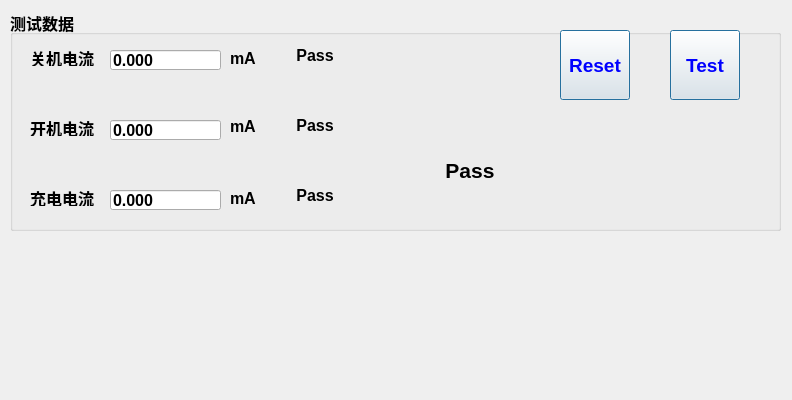
Old version of the form project/Harman_T500/testform.ui in the repository happyrabbit456/Qt5_dev.
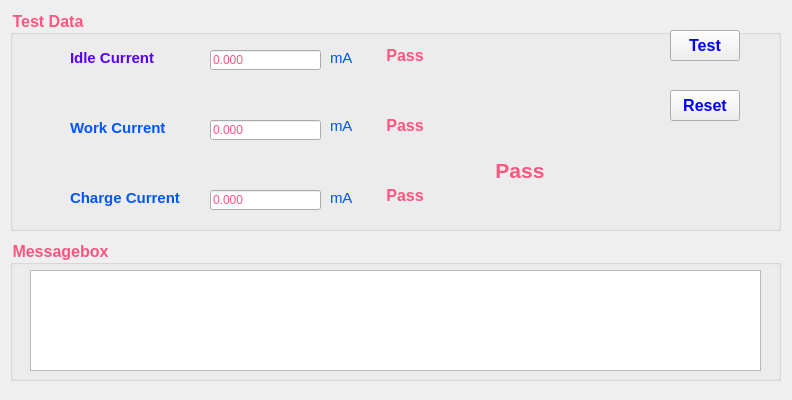
New version of the form.

Commit message: 1.优化界面

The edit to the form file:
```diff
--- a/project/Harman_T500/testform.ui
+++ b/project/Harman_T500/testform.ui
@@ -29,39 +29,62 @@
      <bold>true</bold>
     </font>
    </property>
+   <property name="styleSheet">
+    <string notr="true">color: rgb(255, 85, 127);</string>
+   </property>
    <property name="title">
-    <string>测试数据</string>
+    <string>Test Data</string>
    </property>
    <widget class="QLabel" name="txtChargeCurrent">
     <property name="geometry">
      <rect>
-      <x>20</x>
+      <x>60</x>
       <y>180</y>
-      <width>71</width>
+      <width>131</width>
       <height>16</height>
      </rect>
     </property>
+    <property name="font">
+     <font>
+      <pointsize>11</pointsize>
+      <weight>75</weight>
+      <bold>true</bold>
+     </font>
+    </property>
+    <property name="styleSheet">
+     <string notr="true">color: rgb(0, 85, 255);</string>
+    </property>
     <property name="text">
-     <string>充电电流</string>
+     <string>Charge Current</string>
     </property>
    </widget>
    <widget class="QLabel" name="txtlIdleCurrent">
     <property name="geometry">
      <rect>
-      <x>20</x>
+      <x>60</x>
       <y>40</y>
-      <width>71</width>
+      <width>111</width>
       <height>16</height>
      </rect>
     </property>
+    <property name="font">
+     <font>
+      <pointsize>11</pointsize>
+      <weight>75</weight>
+      <bold>true</bold>
+     </font>
+    </property>
+    <property name="styleSheet">
+     <string notr="true">color: rgb(85, 0, 255);</string>
+    </property>
     <property name="text">
-     <string>关机电流</string>
+     <string>Idle Current</string>
     </property>
    </widget>
    <widget class="QLineEdit" name="editChargeCurrent">
     <property name="geometry">
      <rect>
-      <x>100</x>
+      <x>200</x>
       <y>180</y>
       <width>111</width>
       <height>20</height>
@@ -77,7 +100,7 @@
    <widget class="QLineEdit" name="editIdleCurrent">
     <property name="geometry">
      <rect>
-      <x>100</x>
+      <x>200</x>
       <y>40</y>
       <width>111</width>
       <height>20</height>
@@ -93,7 +116,7 @@
    <widget class="QLineEdit" name="editWorkCurrent">
     <property name="geometry">
      <rect>
-      <x>100</x>
+      <x>200</x>
       <y>110</y>
       <width>111</width>
       <height>20</height>
@@ -109,25 +132,43 @@
    <widget class="QLabel" name="txtWorkCurrent">
     <property name="geometry">
      <rect>
-      <x>20</x>
+      <x>60</x>
       <y>110</y>
-      <width>71</width>
+      <width>111</width>
       <height>16</height>
      </rect>
     </property>
+    <property name="font">
+     <font>
+      <pointsize>11</pointsize>
+      <weight>75</weight>
+      <bold>true</bold>
+     </font>
+    </property>
+    <property name="styleSheet">
+     <string notr="true">color: rgb(0, 85, 255);</string>
+    </property>
     <property name="text">
-     <string>开机电流</string>
+     <string>Work Current</string>
     </property>
    </widget>
    <widget class="QLabel" name="txtChargeCurrentUnit">
     <property name="geometry">
      <rect>
-      <x>220</x>
+      <x>320</x>
       <y>180</y>
       <width>31</width>
       <height>16</height>
      </rect>
     </property>
+    <property name="font">
+     <font>
+      <pointsize>11</pointsize>
+     </font>
+    </property>
+    <property name="styleSheet">
+     <string notr="true">color: rgb(0, 85, 255);</string>
+    </property>
     <property name="text">
      <string>mA</string>
     </property>
@@ -135,12 +176,20 @@
    <widget class="QLabel" name="txtIdleCurrentUnit">
     <property name="geometry">
      <rect>
-      <x>220</x>
+      <x>320</x>
       <y>40</y>
       <width>31</width>
       <height>16</height>
      </rect>
     </property>
+    <property name="font">
+     <font>
+      <pointsize>11</pointsize>
+     </font>
+    </property>
+    <property name="styleSheet">
+     <string notr="true">color: rgb(0, 85, 255);</string>
+    </property>
     <property name="text">
      <string>mA</string>
     </property>
@@ -148,12 +197,20 @@
    <widget class="QLabel" name="txtWorkCurrentUnit">
     <property name="geometry">
      <rect>
-      <x>220</x>
+      <x>320</x>
       <y>106</y>
       <width>31</width>
       <height>20</height>
      </rect>
     </property>
+    <property name="font">
+     <font>
+      <pointsize>11</pointsize>
+     </font>
+    </property>
+    <property name="styleSheet">
+     <string notr="true">color: rgb(0, 85, 255);</string>
+    </property>
     <property name="text">
      <string>mA</string>
     </property>
@@ -161,7 +218,7 @@
    <widget class="QLabel" name="labelIdleCurrentStatus">
     <property name="geometry">
      <rect>
-      <x>280</x>
+      <x>370</x>
       <y>20</y>
       <width>50</width>
       <height>50</height>
@@ -184,7 +241,7 @@
    <widget class="QLabel" name="labelWorkCurrentStatus">
     <property name="geometry">
      <rect>
-      <x>280</x>
+      <x>370</x>
       <y>90</y>
       <width>50</width>
       <height>50</height>
@@ -207,7 +264,7 @@
    <widget class="QLabel" name="labelChargeCurrentStatus">
     <property name="geometry">
      <rect>
-      <x>280</x>
+      <x>370</x>
       <y>160</y>
       <width>50</width>
       <height>50</height>
@@ -230,7 +287,7 @@
    <widget class="QLabel" name="labelResultStatus">
     <property name="geometry">
      <rect>
-      <x>420</x>
+      <x>470</x>
       <y>120</y>
       <width>80</width>
       <height>80</height>
@@ -256,12 +313,12 @@
       <x>660</x>
       <y>20</y>
       <width>70</width>
-      <height>70</height>
+      <height>31</height>
      </rect>
     </property>
     <property name="font">
      <font>
-      <pointsize>14</pointsize>
+      <pointsize>12</pointsize>
       <weight>75</weight>
       <bold>true</bold>
      </font>
@@ -273,7 +330,7 @@
      <string>Test</string>
     </property>
     <property name="default">
-     <bool>true</bool>
+     <bool>false</bool>
     </property>
     <property name="flat">
      <bool>false</bool>
@@ -282,15 +339,15 @@
    <widget class="QPushButton" name="btnReset">
     <property name="geometry">
      <rect>
-      <x>550</x>
-      <y>20</y>
+      <x>660</x>
+      <y>80</y>
       <width>70</width>
-      <height>70</height>
+      <height>31</height>
      </rect>
     </property>
     <property name="font">
      <font>
-      <pointsize>14</pointsize>
+      <pointsize>12</pointsize>
       <weight>75</weight>
       <bold>true</bold>
      </font>
@@ -302,7 +359,40 @@
      <string>Reset</string>
     </property>
     <property name="default">
-     <bool>true</bool>
+     <bool>false</bool>
+    </property>
+   </widget>
+  </widget>
+  <widget class="QGroupBox" name="groupBox">
+   <property name="geometry">
+    <rect>
+     <x>10</x>
+     <y>240</y>
+     <width>771</width>
+     <height>141</height>
+    </rect>
+   </property>
+   <property name="font">
+    <font>
+     <pointsize>12</pointsize>
+     <weight>75</weight>
+     <bold>true</bold>
+    </font>
+   </property>
+   <property name="styleSheet">
+    <string notr="true">color: rgb(255, 85, 127);</string>
+   </property>
+   <property name="title">
+    <string>Messagebox</string>
+   </property>
+   <widget class="QPlainTextEdit" name="editMessagebox">
+    <property name="geometry">
+     <rect>
+      <x>20</x>
+      <y>30</y>
+      <width>731</width>
+      <height>101</height>
+     </rect>
     </property>
    </widget>
   </widget>
```
The commit also changes 7 other files.
